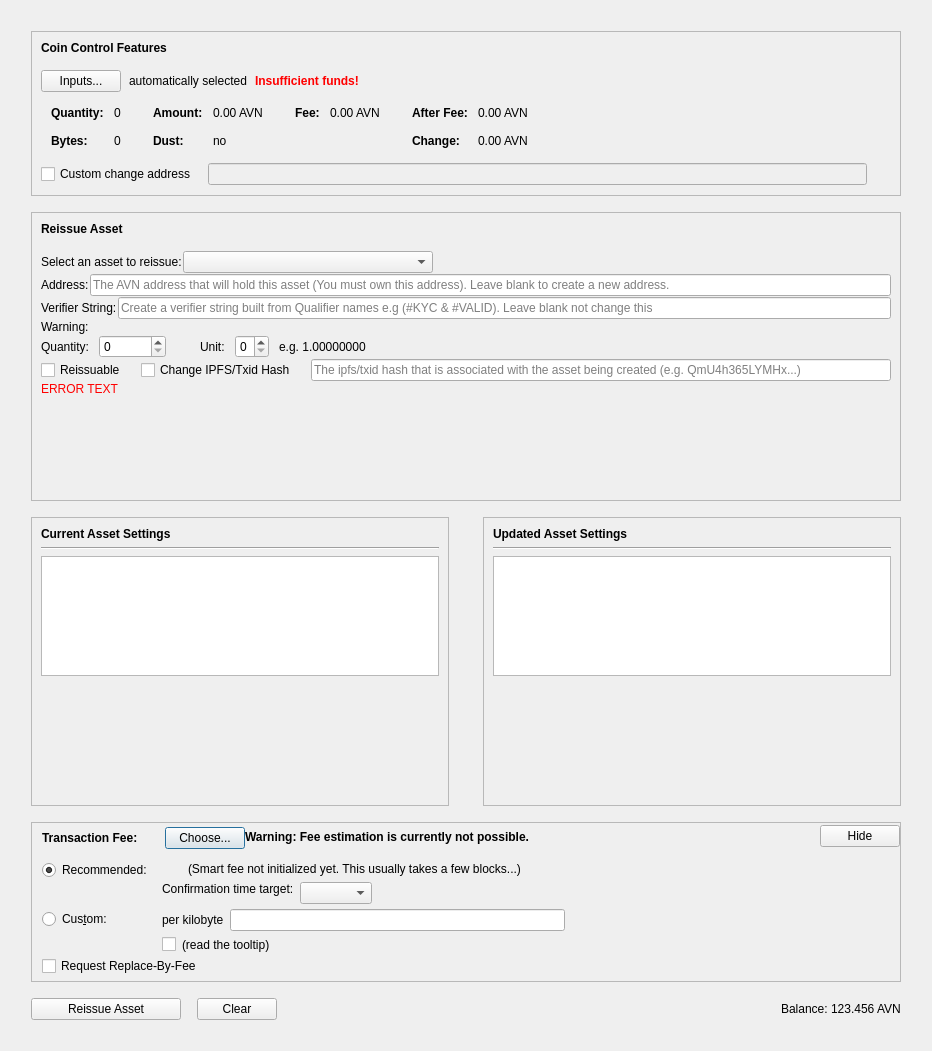
This is src/qt/forms/reissueassetdialog.ui in AvianNetwork/Avian as Qt 5 draws it before an edit. The edited form follows.
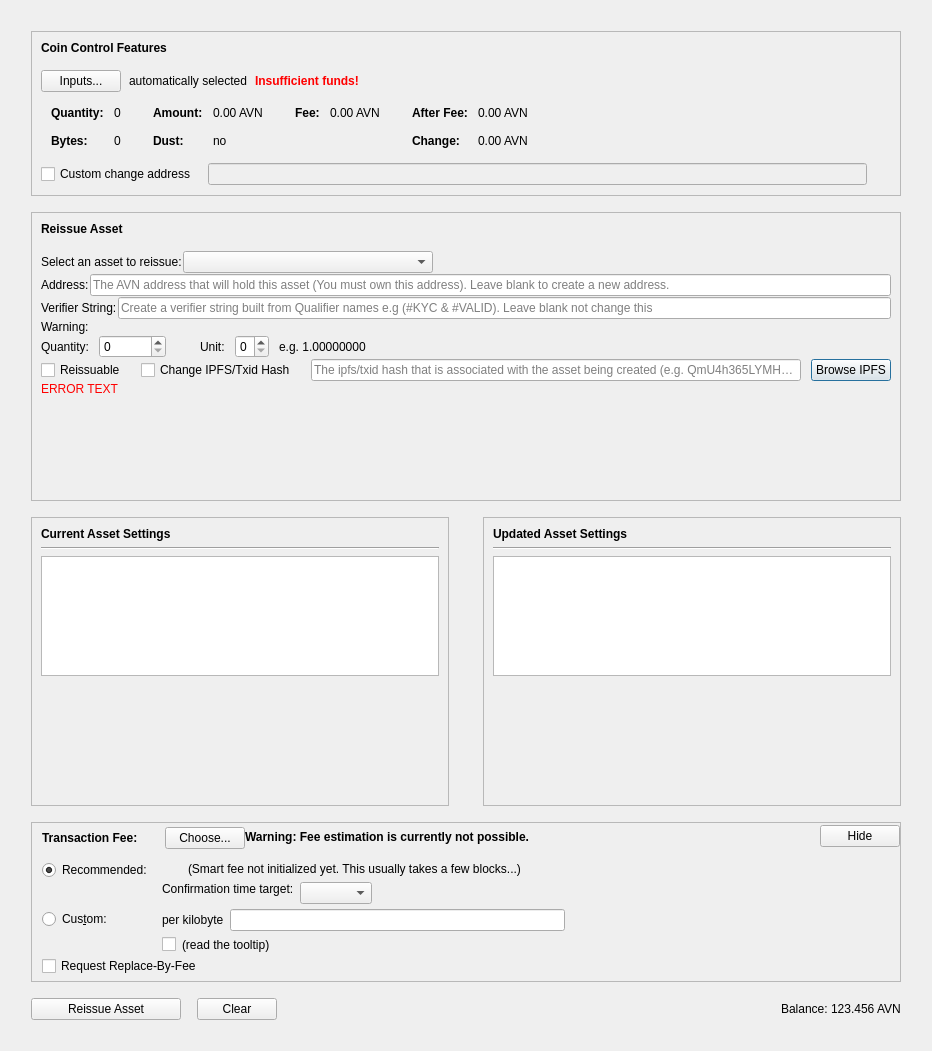
This is the edited form. Custom widgets are drawn as their Qt base class.

Commit message: backport: [qt]  Create and reissue asset views add browse IPFS button

What changed in the file:
```diff
--- a/src/qt/forms/reissueassetdialog.ui
+++ b/src/qt/forms/reissueassetdialog.ui
@@ -895,6 +895,13 @@
                 </property>
                </widget>
               </item>
+              <item>
+               <widget class="QPushButton" name="openIpfsButton">
+                <property name="text">
+                 <string>Browse IPFS</string>
+                </property>
+               </widget>
+              </item>
              </layout>
             </item>
            </layout>
```
The commit also changes 5 other files.
